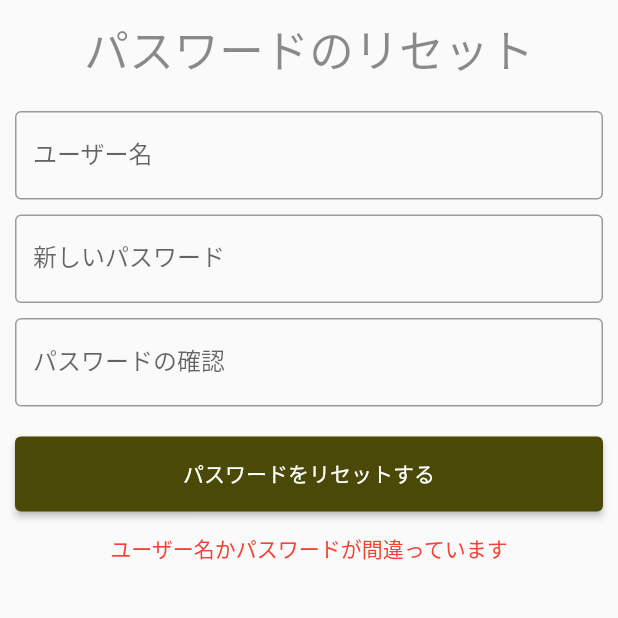
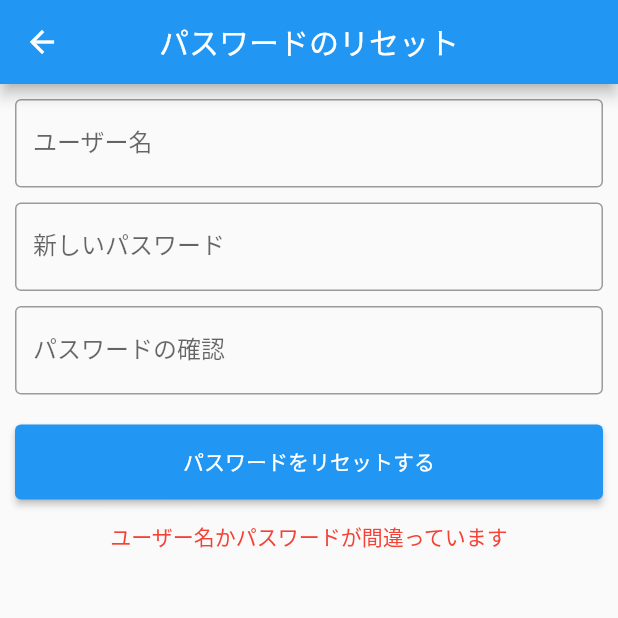
Before and after one commit to AyanaAkutsu/PasswordManager, a Flutter app: the ForgotPassword screen opened by its route, after a tap on "パスワードをリセットする", on a phone screen of 412 x 824 dp, the top half of it. Run offline on Flutter 3.47's test engine with Material 2 defaults, Android fonts, the phone set to English and light mode, and no system bars; our stand-ins replace cloud_firestore, firebase_core; accounts and stored records are empty.

Commit message:
forgotpasswordの画面の編集できました。

```diff
--- a/password_manager/lib/screens/forgotpassword.dart
+++ b/password_manager/lib/screens/forgotpassword.dart
@@ -18,22 +18,20 @@ class _ForgotPass extends State<ForgotPassword> {
   @override
   Widget build(BuildContext context) {
     return Scaffold (
+        appBar: AppBar(
 
+        centerTitle: true,
+    iconTheme: IconThemeData(
+      color: Colors.white, //change your color here
+    ),
+    automaticallyImplyLeading: true,
+    title: Text('パスワードのリセット'),
+    leading: IconButton(icon:Icon(Icons.arrow_back),
+      onPressed:() => Navigator.pop(context, false),
+    )
+),
         body: ListView(
           children: <Widget>[
-
-
-
-            Container(
-                alignment: Alignment.center,
-                padding: const EdgeInsets.all(10),
-                child: const Text(
-                  'パスワードのリセット',
-                  style: TextStyle(
-                      color: Colors.black45,
-                      fontWeight: FontWeight.w500,
-                      fontSize: 30),
-                )),
 
              Container(
               padding: const EdgeInsets.fromLTRB(10, 10, 10, 0),
@@ -81,13 +79,15 @@ class _ForgotPass extends State<ForgotPassword> {
 
 
                   onPressed: () async{
+
+
                     final querySnapshot = await FirebaseFirestore.instance
                       .collection('user-list')
                       .where('name', isEqualTo: userName)
                       .get();
                     final docUsers = querySnapshot.docs.toList();
 
-                    if (querySnapshot.size == 0 || password1 != password2) {
+                    if (userName == null || querySnapshot.size == 0 || password1 != password2) {
                       return setState(() {
                         count = 1;
                       });
@@ -96,9 +96,7 @@ class _ForgotPass extends State<ForgotPassword> {
                     }
                     Navigator.of(context).pushNamed('/');
                   },
-                  style: ElevatedButton.styleFrom(
-                    primary: Color.fromARGB(255, 74, 73, 7),
-                  ),
+
 
                    child: const Text('パスワードをリセットする'),
 
```
